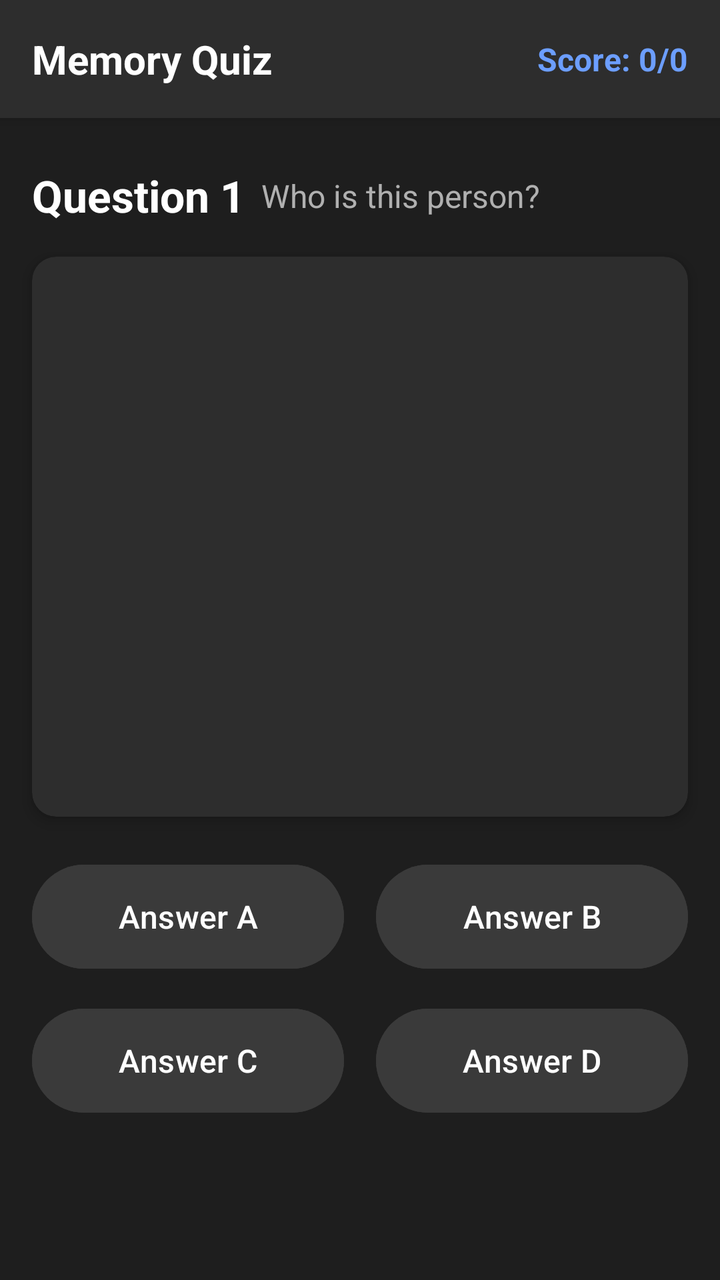
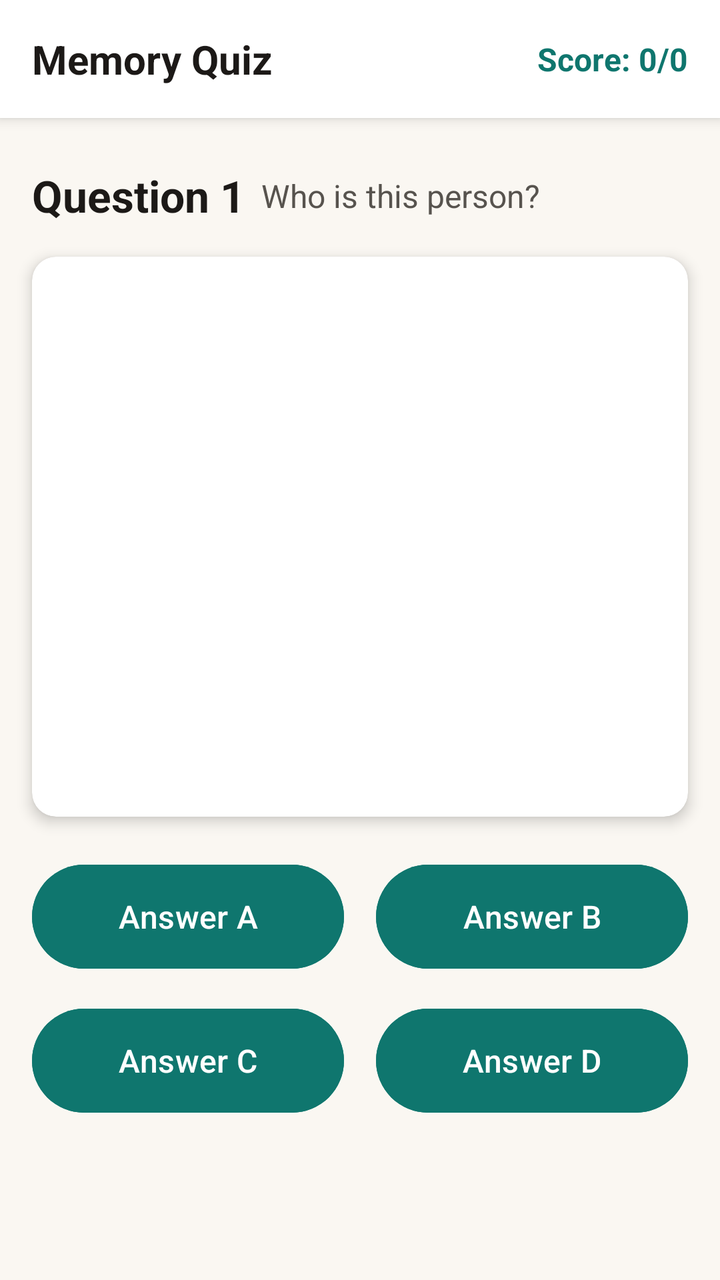

The first picture is an Android layout as it rendered before a commit; the second is the same layout after the commit. The layout source and the unified diff follow.
<!-- AndroidManifest.xml: application theme Theme.RecallLive -->
<!-- res/layout/fragment_patientquiz.xml -->
<?xml version="1.0" encoding="utf-8"?>
<androidx.constraintlayout.widget.ConstraintLayout xmlns:android="http://schemas.android.com/apk/res/android"
    xmlns:app="http://schemas.android.com/apk/res-auto"
    xmlns:tools="http://schemas.android.com/tools"
    android:layout_width="match_parent"
    android:layout_height="match_parent"
    android:background="#1E1E1E"
    tools:context=".PatientQuizFragment">

    
    <androidx.constraintlayout.widget.ConstraintLayout
        android:id="@+id/top_app_bar"
        android:layout_width="match_parent"
        android:layout_height="wrap_content"
        android:background="#2D2D2D"
        android:padding="16dp"
        android:elevation="4dp"
        app:layout_constraintEnd_toEndOf="parent"
        app:layout_constraintStart_toStartOf="parent"
        app:layout_constraintTop_toTopOf="parent">

        
        <TextView
            android:id="@+id/tv_quiz_header"
            android:layout_width="wrap_content"
            android:layout_height="wrap_content"
            android:text="Memory Quiz"
            android:textColor="#FFFFFF"
            android:textSize="20sp"
            android:textStyle="bold"
            app:layout_constraintBottom_toBottomOf="parent"
            app:layout_constraintStart_toStartOf="parent"
            app:layout_constraintTop_toTopOf="parent" />

        
        <TextView
            android:id="@+id/tv_score"
            android:layout_width="wrap_content"
            android:layout_height="wrap_content"
            android:text="Score: 0/0"
            android:textColor="#6C9EFF"
            android:textSize="16sp"
            android:textStyle="bold"
            app:layout_constraintBottom_toBottomOf="parent"
            app:layout_constraintEnd_toEndOf="parent"
            app:layout_constraintTop_toTopOf="parent" />

    </androidx.constraintlayout.widget.ConstraintLayout>

    
    <ScrollView
        android:id="@+id/scroll_view"
        android:layout_width="match_parent"
        android:layout_height="0dp"
        android:layout_marginTop="8dp"
        app:layout_constraintBottom_toBottomOf="parent"
        app:layout_constraintEnd_toEndOf="parent"
        app:layout_constraintStart_toStartOf="parent"
        app:layout_constraintTop_toBottomOf="@+id/top_app_bar">

        <androidx.constraintlayout.widget.ConstraintLayout
            android:layout_width="match_parent"
            android:layout_height="wrap_content"
            android:paddingBottom="16dp">

            
            <TextView
                android:id="@+id/tv_question_title"
                android:layout_width="wrap_content"
                android:layout_height="wrap_content"
                android:layout_marginStart="16dp"
                android:layout_marginTop="16dp"
                android:text="Question 1"
                android:textColor="#FFFFFF"
                android:textSize="22sp"
                android:textStyle="bold"
                app:layout_constraintStart_toStartOf="parent"
                app:layout_constraintTop_toTopOf="parent" />

            <TextView
                android:id="@+id/tv_question_text"
                android:layout_width="0dp"
                android:layout_height="wrap_content"
                android:layout_marginStart="8dp"
                android:layout_marginEnd="16dp"
                android:text="Who is this person?"
                android:textColor="#B0B0B0"
                android:textSize="16sp"
                app:layout_constraintBottom_toBottomOf="@+id/tv_question_title"
                app:layout_constraintEnd_toEndOf="parent"
                app:layout_constraintStart_toEndOf="@+id/tv_question_title"
                app:layout_constraintTop_toTopOf="@+id/tv_question_title" />

            
            <androidx.cardview.widget.CardView
                android:id="@+id/card_question_image"
                android:layout_width="0dp"
                android:layout_height="280dp"
                android:layout_marginStart="16dp"
                android:layout_marginTop="16dp"
                android:layout_marginEnd="16dp"
                app:cardCornerRadius="12dp"
                app:cardElevation="4dp"
                app:cardBackgroundColor="#2D2D2D"
                app:layout_constraintEnd_toEndOf="parent"
                app:layout_constraintStart_toStartOf="parent"
                app:layout_constraintTop_toBottomOf="@+id/tv_question_title">

                <ImageView
                    android:id="@+id/iv_question_image"
                    android:layout_width="match_parent"
                    android:layout_height="match_parent"
                    android:scaleType="centerCrop"
                    android:contentDescription="Question image" />

            </androidx.cardview.widget.CardView>

            
            <Button
                android:id="@+id/btn_answer_a"
                android:layout_width="0dp"
                android:layout_height="60dp"
                android:layout_marginStart="16dp"
                android:layout_marginTop="20dp"
                android:layout_marginEnd="8dp"
                android:backgroundTint="#3A3A3A"
                android:text="Answer A"
                android:textColor="#FFFFFF"
                android:textSize="16sp"
                android:textAllCaps="false"
                app:layout_constraintEnd_toStartOf="@+id/btn_answer_b"
                app:layout_constraintStart_toStartOf="parent"
                app:layout_constraintTop_toBottomOf="@+id/card_question_image" />

            <Button
                android:id="@+id/btn_answer_b"
                android:layout_width="0dp"
                android:layout_height="60dp"
                android:layout_marginStart="8dp"
                android:layout_marginTop="20dp"
                android:layout_marginEnd="16dp"
                android:backgroundTint="#3A3A3A"
                android:text="Answer B"
                android:textColor="#FFFFFF"
                android:textSize="16sp"
                android:textAllCaps="false"
                app:layout_constraintEnd_toEndOf="parent"
                app:layout_constraintStart_toEndOf="@+id/btn_answer_a"
                app:layout_constraintTop_toBottomOf="@+id/card_question_image" />

            <Button
                android:id="@+id/btn_answer_c"
                android:layout_width="0dp"
                android:layout_height="60dp"
                android:layout_marginStart="16dp"
                android:layout_marginTop="12dp"
                android:layout_marginEnd="8dp"
                android:backgroundTint="#3A3A3A"
                android:text="Answer C"
                android:textColor="#FFFFFF"
                android:textSize="16sp"
                android:textAllCaps="false"
                app:layout_constraintEnd_toStartOf="@+id/btn_answer_d"
                app:layout_constraintStart_toStartOf="parent"
                app:layout_constraintTop_toBottomOf="@+id/btn_answer_a" />

            <Button
                android:id="@+id/btn_answer_d"
                android:layout_width="0dp"
                android:layout_height="60dp"
                android:layout_marginStart="8dp"
                android:layout_marginTop="12dp"
                android:layout_marginEnd="16dp"
                android:backgroundTint="#3A3A3A"
                android:text="Answer D"
                android:textColor="#FFFFFF"
                android:textSize="16sp"
                android:textAllCaps="false"
                app:layout_constraintEnd_toEndOf="parent"
                app:layout_constraintStart_toEndOf="@+id/btn_answer_c"
                app:layout_constraintTop_toBottomOf="@+id/btn_answer_b" />

            
            <TextView
                android:id="@+id/tv_feedback"
                android:layout_width="0dp"
                android:layout_height="wrap_content"
                android:layout_marginStart="16dp"
                android:layout_marginTop="16dp"
                android:layout_marginEnd="16dp"
                android:text=""
                android:textAlignment="center"
                android:textColor="#FFFFFF"
                android:textSize="18sp"
                android:textStyle="bold"
                android:visibility="gone"
                app:layout_constraintEnd_toEndOf="parent"
                app:layout_constraintStart_toStartOf="parent"
                app:layout_constraintTop_toBottomOf="@+id/btn_answer_c" />

            
            <Button
                android:id="@+id/btn_next_question"
                android:layout_width="0dp"
                android:layout_height="wrap_content"
                android:layout_marginStart="16dp"
                android:layout_marginTop="16dp"
                android:layout_marginEnd="16dp"
                android:backgroundTint="#4ECDC4"
                android:text="Next Question"
                android:textColor="#FFFFFF"
                android:textSize="16sp"
                android:visibility="gone"
                app:layout_constraintEnd_toEndOf="parent"
                app:layout_constraintStart_toStartOf="parent"
                app:layout_constraintTop_toBottomOf="@+id/tv_feedback" />

        </androidx.constraintlayout.widget.ConstraintLayout>
    </ScrollView>

</androidx.constraintlayout.widget.ConstraintLayout>
<!-- resources referenced by this layout -->
<resources>
  <style name="Theme.RecallLive" parent="Base.Theme.RecallLive" />
  <style name="Base.Theme.RecallLive" parent="Theme.Material3.DayNight.NoActionBar">
          
          
      </style>
</resources>

<!-- the commit's change to res/layout/fragment_patientquiz.xml (unified diff, before → after) -->
@@ -4,7 +4,7 @@
     xmlns:tools="http://schemas.android.com/tools"
     android:layout_width="match_parent"
     android:layout_height="match_parent"
-    android:background="#1E1E1E"
+    android:background="#FAF7F2"
     tools:context=".PatientQuizFragment">
 
     
@@ -12,7 +12,7 @@
         android:id="@+id/top_app_bar"
         android:layout_width="match_parent"
         android:layout_height="wrap_content"
-        android:background="#2D2D2D"
+        android:background="#FFFFFF"
         android:padding="16dp"
         android:elevation="4dp"
         app:layout_constraintEnd_toEndOf="parent"
@@ -25,7 +25,7 @@
             android:layout_width="wrap_content"
             android:layout_height="wrap_content"
             android:text="Memory Quiz"
-            android:textColor="#FFFFFF"
+            android:textColor="#1C1917"
             android:textSize="20sp"
             android:textStyle="bold"
             app:layout_constraintBottom_toBottomOf="parent"
@@ -38,7 +38,7 @@
             android:layout_width="wrap_content"
             android:layout_height="wrap_content"
             android:text="Score: 0/0"
-            android:textColor="#6C9EFF"
+            android:textColor="#0F766E"
             android:textSize="16sp"
             android:textStyle="bold"
             app:layout_constraintBottom_toBottomOf="parent"
@@ -71,7 +71,7 @@
                 android:layout_marginStart="16dp"
                 android:layout_marginTop="16dp"
                 android:text="Question 1"
-                android:textColor="#FFFFFF"
+                android:textColor="#1C1917"
                 android:textSize="22sp"
                 android:textStyle="bold"
                 app:layout_constraintStart_toStartOf="parent"
@@ -84,7 +84,7 @@
                 android:layout_marginStart="8dp"
                 android:layout_marginEnd="16dp"
                 android:text="Who is this person?"
-                android:textColor="#B0B0B0"
+                android:textColor="#57534E"
                 android:textSize="16sp"
                 app:layout_constraintBottom_toBottomOf="@+id/tv_question_title"
                 app:layout_constraintEnd_toEndOf="parent"
@@ -101,7 +101,7 @@
                 android:layout_marginEnd="16dp"
                 app:cardCornerRadius="12dp"
                 app:cardElevation="4dp"
-                app:cardBackgroundColor="#2D2D2D"
+                app:cardBackgroundColor="#FFFFFF"
                 app:layout_constraintEnd_toEndOf="parent"
                 app:layout_constraintStart_toStartOf="parent"
                 app:layout_constraintTop_toBottomOf="@+id/tv_question_title">
@@ -123,7 +123,7 @@
                 android:layout_marginStart="16dp"
                 android:layout_marginTop="20dp"
                 android:layout_marginEnd="8dp"
-                android:backgroundTint="#3A3A3A"
+                android:backgroundTint="#0F766E"
                 android:text="Answer A"
                 android:textColor="#FFFFFF"
                 android:textSize="16sp"
@@ -139,7 +139,7 @@
                 android:layout_marginStart="8dp"
                 android:layout_marginTop="20dp"
                 android:layout_marginEnd="16dp"
-                android:backgroundTint="#3A3A3A"
+                android:backgroundTint="#0F766E"
                 android:text="Answer B"
                 android:textColor="#FFFFFF"
                 android:textSize="16sp"
@@ -155,7 +155,7 @@
                 android:layout_marginStart="16dp"
                 android:layout_marginTop="12dp"
                 android:layout_marginEnd="8dp"
-                android:backgroundTint="#3A3A3A"
+                android:backgroundTint="#0F766E"
                 android:text="Answer C"
                 android:textColor="#FFFFFF"
                 android:textSize="16sp"
@@ -171,7 +171,7 @@
                 android:layout_marginStart="8dp"
                 android:layout_marginTop="12dp"
                 android:layout_marginEnd="16dp"
-                android:backgroundTint="#3A3A3A"
+                android:backgroundTint="#0F766E"
                 android:text="Answer D"
                 android:textColor="#FFFFFF"
                 android:textSize="16sp"
@@ -190,7 +190,7 @@
                 android:layout_marginEnd="16dp"
                 android:text=""
                 android:textAlignment="center"
-                android:textColor="#FFFFFF"
+                android:textColor="#1C1917"
                 android:textSize="18sp"
                 android:textStyle="bold"
                 android:visibility="gone"
@@ -206,7 +206,7 @@
                 android:layout_marginStart="16dp"
                 android:layout_marginTop="16dp"
                 android:layout_marginEnd="16dp"
-                android:backgroundTint="#4ECDC4"
+                android:backgroundTint="#0F766E"
                 android:text="Next Question"
                 android:textColor="#FFFFFF"
                 android:textSize="16sp"
